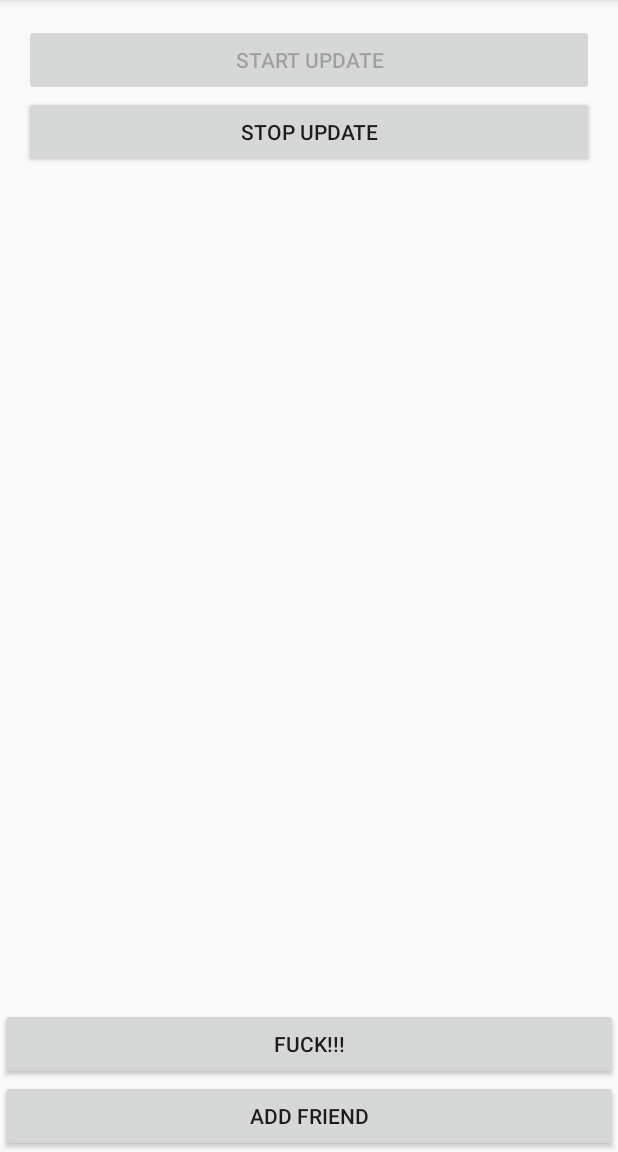
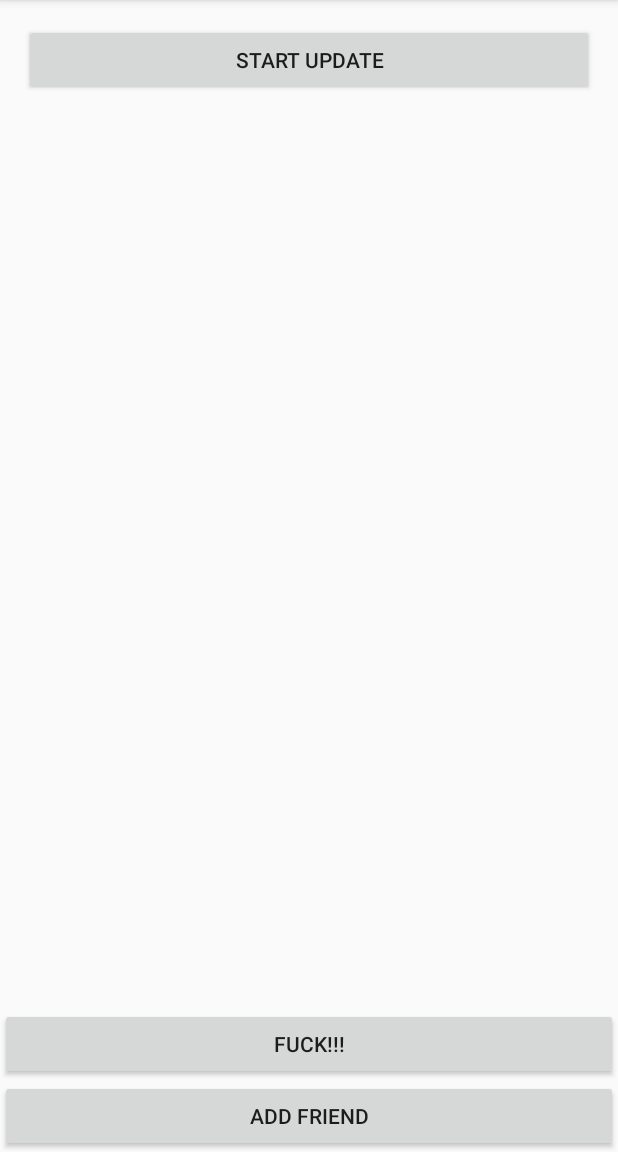
Before and after one commit to zmjung/MHacks6, an Android app: the screen it shows after launch (MainActivity), after a tap on "START UPDATE", on a phone screen of 412 x 824 dp, the part 84-1236 px from its top. Run offline under Robolectric (Android 15) with nearby library versions, the phone set to English and light mode, and no system bars; libraries missing offline, so code that uses them is left out: com.firebase.client; 5 statements that could not run were skipped.

Commit message:
changed the update gps methods

```diff
--- a/app/src/main/java/com/example/william/myapplication/MainActivity.java
+++ b/app/src/main/java/com/example/william/myapplication/MainActivity.java
@@ -57,7 +57,7 @@ public class MainActivity extends AppCompatActivity implements GoogleApiClient.C
     protected TextView mLongitudeText;
     protected GoogleApiClient mGoogleApiClient;
 
-    public static final long UPDATE_INTERVAL_IN_MILLISECONDS = 10000;
+    public static final long UPDATE_INTERVAL_IN_MILLISECONDS = 5000;
 
     public static final long FASTEST_UPDATE_INTERVAL_IN_MILLISECONDS =
             UPDATE_INTERVAL_IN_MILLISECONDS / 2;
@@ -93,7 +93,6 @@ public class MainActivity extends AppCompatActivity implements GoogleApiClient.C
 
         // Locate the UI widgets.
         mStartUpdatesButton = (Button) findViewById(R.id.start_updates_button);
-        mStopUpdatesButton = (Button) findViewById(R.id.stop_updates_button);
         mLatitudeTextView = (TextView) findViewById(R.id.latitude_text);
         mLongitudeTextView = (TextView) findViewById(R.id.longitude_text);
         mLastUpdateTimeTextView = (TextView) findViewById(R.id.last_update_time_text);
@@ -126,7 +125,7 @@ public class MainActivity extends AppCompatActivity implements GoogleApiClient.C
             if (savedInstanceState.keySet().contains(REQUESTING_LOCATION_UPDATES_KEY)) {
                 mRequestingLocationUpdates = savedInstanceState.getBoolean(
                         REQUESTING_LOCATION_UPDATES_KEY);
-                setButtonsEnabledState();
+//                setButtonsEnabledState();
             }
 
             // Update the value of mCurrentLocation from the Bundle and update the UI to show the
@@ -204,29 +203,27 @@ public class MainActivity extends AppCompatActivity implements GoogleApiClient.C
     public void startUpdatesButtonHandler(View view) {
         if (!mRequestingLocationUpdates) {
             mRequestingLocationUpdates = true;
-            setButtonsEnabledState();
             startLocationUpdates();
         }
     }
 
-    public void stopUpdatesButtonHandler(View view) {
-        if (mRequestingLocationUpdates) {
-            mRequestingLocationUpdates = false;
-            setButtonsEnabledState();
-            stopLocationUpdates();
-        }
-    }
+//    public void stopUpdatesButtonHandler(View view) {
+//        if (mRequestingLocationUpdates) {
+//            mRequestingLocationUpdates = false;
+//            setButtonsEnabledState();
+//            stopLocationUpdates();
+//        }
+//    }
 
 
-    private void setButtonsEnabledState() {
-        if (mRequestingLocationUpdates) {
-            mStartUpdatesButton.setEnabled(false);
-            mStopUpdatesButton.setEnabled(true);
-        } else {
-            mStartUpdatesButton.setEnabled(true);
-            mStopUpdatesButton.setEnabled(false);
-        }
-    }
+//    private void setButtonsEnabledState() {
+//        if (mRequestingLocationUpdates) {
+//            mStartUpdatesButton.setEnabled(false);
+//        } else {
+//            mStartUpdatesButton.setEnabled(true);
+//            mStopUpdatesButton.setEnabled(false);
+//        }
+//    }
 
     private void updateUI() {
         if (mCurrentLocation != null) {
--- a/app/src/main/res/layout/activity_main.xml
+++ b/app/src/main/res/layout/activity_main.xml
@@ -18,15 +18,6 @@
             android:layout_alignParentLeft="true"
             android:onClick="startUpdatesButtonHandler"
             android:text="Start Update" />
-
-        <Button
-            android:id="@+id/stop_updates_button"
-            android:layout_width="match_parent"
-            android:layout_height="wrap_content"
-            android:layout_alignParentRight="true"
-            android:enabled="false"
-            android:onClick="stopUpdatesButtonHandler"
-            android:text="Stop Update" />
         <TextView
             android:id="@+id/test"
             android:layout_width="match_parent"
```
